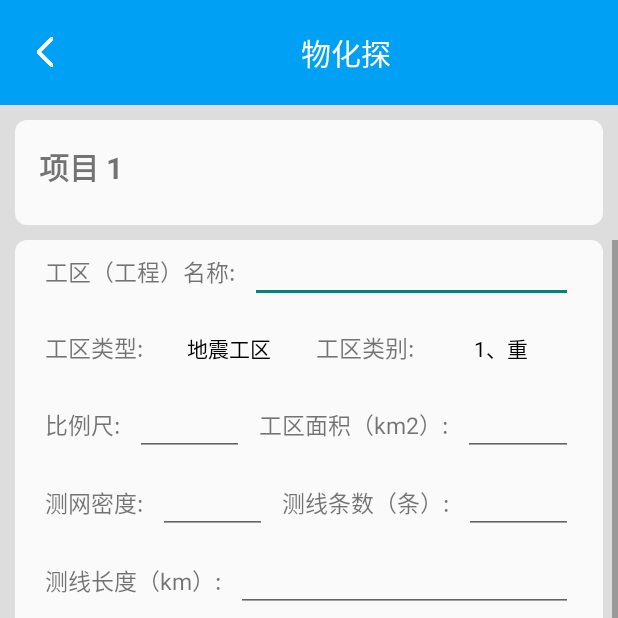
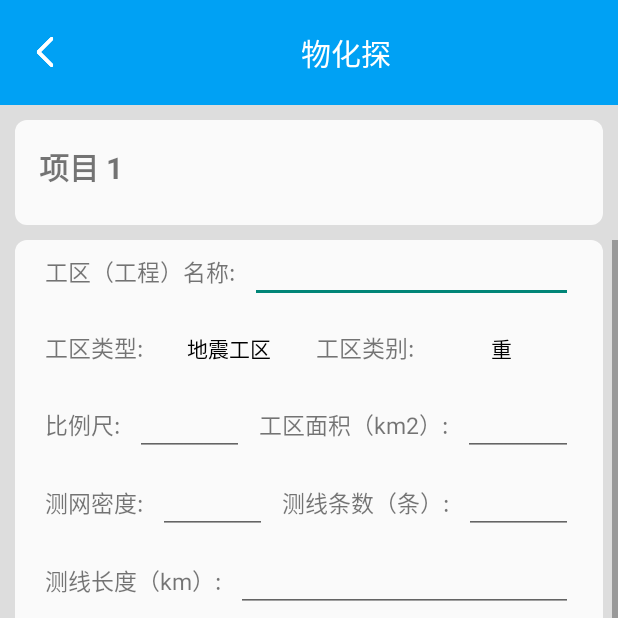
Before and after one commit to sjh123456/AoRGMapT, an Android app: the GeophysicalGeochemicalExplorationActivity screen opened directly, with no data from a screen before it, on a phone screen of 412 x 824 dp, the top half of it. Run offline under Robolectric (Android 15) with nearby library versions, the phone set to English and light mode, and no system bars.

```diff
--- a/app/src/main/java/com/AoRGMapT/AnalysisAssayActivity.java
+++ b/app/src/main/java/com/AoRGMapT/AnalysisAssayActivity.java
@@ -32,7 +32,7 @@ public class AnalysisAssayActivity extends AppCompatActivity {
     public final static String TAG = "AnalysisAssayActivity";
     private SimpleDateFormat simpleDateFormat = new SimpleDateFormat("yyyy-MM-dd");
     private String[] sampleTypeArray = {"岩石", "泥浆", "原油", "天然气", "非烃气", "地层水", "其他"};
-    private String[] sampleSourceCategoryArray = {"一、井下", "二、浅地表", "三、槽", "四、浅井头", "五、坑", "六、探", "七、地表露"};
+    private String[] sampleSourceCategoryArray = {"井下", "浅地表", "槽", "浅井头", "坑", "探", "地表露"};
     private String[] coringMethodArray = {"岩屑", "井壁取心", "岩心"};
     //记录时间
     private EditText mEditTime;
--- a/app/src/main/java/com/AoRGMapT/GeophysicalGeochemicalExplorationActivity.java
+++ b/app/src/main/java/com/AoRGMapT/GeophysicalGeochemicalExplorationActivity.java
@@ -34,7 +34,7 @@ public class GeophysicalGeochemicalExplorationActivity extends AppCompatActivity
     private static final int DECIMAL_DIGITS = 2;//小数的位数
     private SimpleDateFormat simpleDateFormat = new SimpleDateFormat("yyyy-MM-dd");
     private String[] workAreaTypeArray = {"地震工区", "重力工区", "磁法工区", "电法工区", "化探工区", "其他"};
-    private String[] workAreaCategoryArray = {"1、重", "2、磁", "3、电", "4、震", "5、化探", "6、其他"};
+    private String[] workAreaCategoryArray = {"重", "磁", "电", "震", "化探", "其他"};
     private String[] collectDataArray = {"是", "否"};
     //记录时间
     private EditText mEditTime;
```
